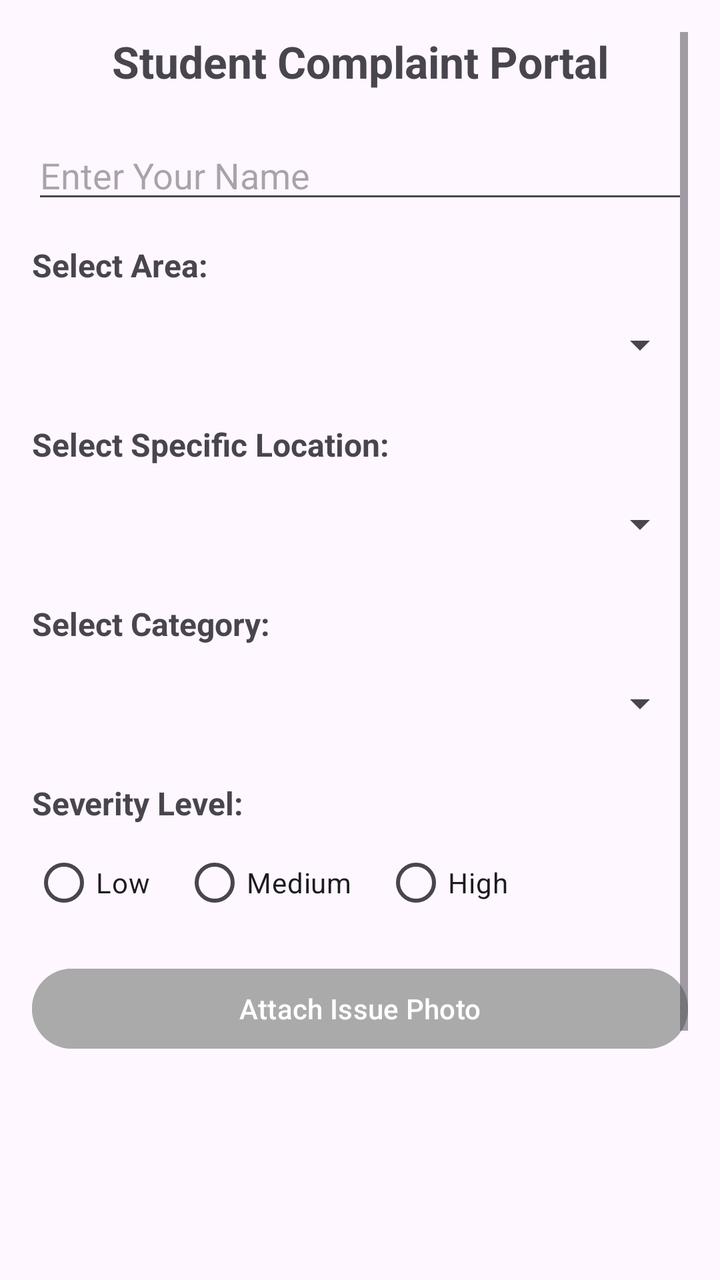
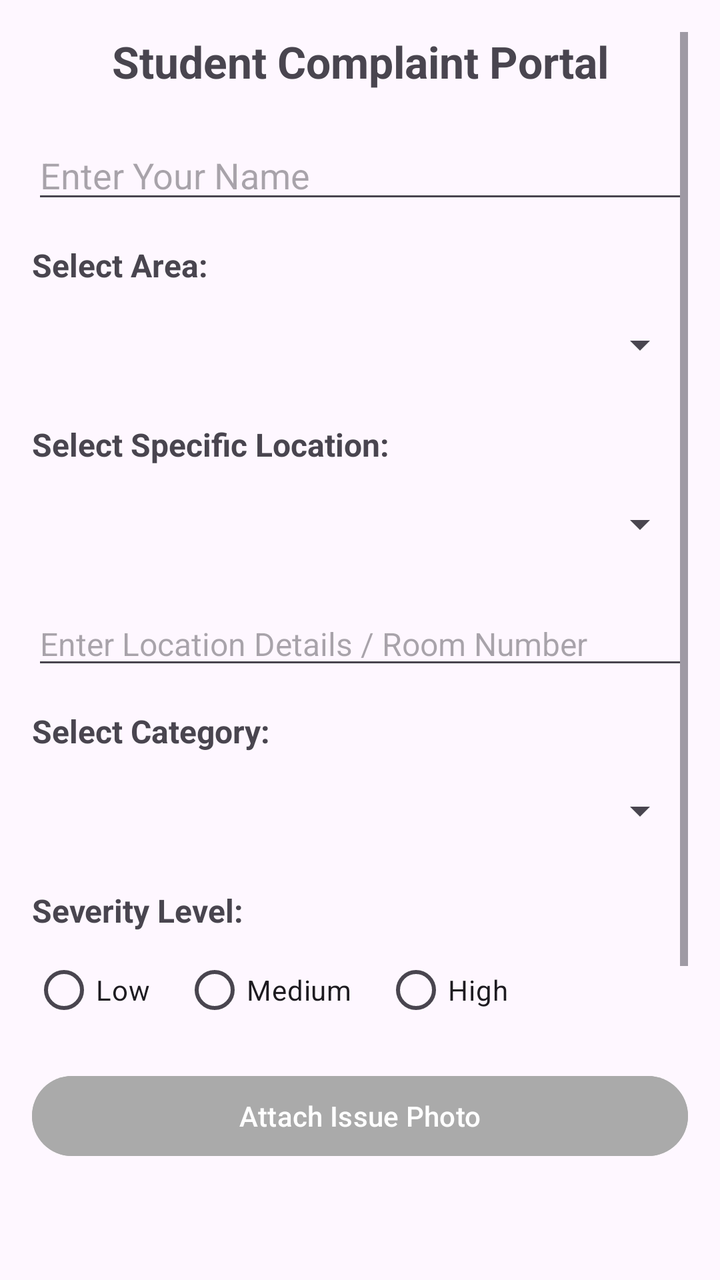

The first picture is an Android layout as it rendered before a commit; the second is the same layout after the commit. The layout source and the unified diff follow.
<!-- AndroidManifest.xml: application theme Theme.CampusCare -->
<!-- res/layout/activity_student_form.xml -->
<?xml version="1.0" encoding="utf-8"?>
<ScrollView xmlns:android="http://schemas.android.com/apk/res/android"
    android:layout_width="match_parent"
    android:layout_height="match_parent"
    android:padding="16dp">

    <LinearLayout
        android:layout_width="match_parent"
        android:layout_height="wrap_content"
        android:orientation="vertical">

        <TextView
            android:layout_width="match_parent"
            android:layout_height="wrap_content"
            android:text="Student Complaint Portal"
            android:gravity="center"
            android:textSize="22sp"
            android:textStyle="bold"
            android:layout_marginBottom="20dp"/>

        <EditText
            android:id="@+id/edtStudentName"
            android:layout_width="match_parent"
            android:layout_height="wrap_content"
            android:hint="Enter Your Name"
            android:textSize="18sp"
            android:layout_marginBottom="15dp"/>

        <TextView
            android:layout_width="match_parent"
            android:layout_height="wrap_content"
            android:text="Select Area:"
            android:textSize="16sp"
            android:textStyle="bold"
            android:layout_marginBottom="5dp"/>

        <Spinner
            android:id="@+id/spinnerLocationType"
            android:layout_width="match_parent"
            android:layout_height="48dp"
            android:layout_marginBottom="15dp"/>

        <TextView
            android:layout_width="match_parent"
            android:layout_height="wrap_content"
            android:text="Select Specific Location:"
            android:textSize="16sp"
            android:textStyle="bold"
            android:layout_marginBottom="5dp"/>

        <Spinner
            android:id="@+id/spinnerSubLocation"
            android:layout_width="match_parent"
            android:layout_height="48dp"
            android:layout_marginBottom="15dp"/>

        <TextView
            android:layout_width="match_parent"
            android:layout_height="wrap_content"
            android:text="Select Category:"
            android:textSize="16sp"
            android:textStyle="bold"
            android:layout_marginBottom="5dp"/>

        <Spinner
            android:id="@+id/spinnerCategory"
            android:layout_width="match_parent"
            android:layout_height="48dp"
            android:layout_marginBottom="15dp"/>

        <TextView
            android:layout_width="match_parent"
            android:layout_height="wrap_content"
            android:text="Severity Level:"
            android:textSize="16sp"
            android:textStyle="bold"
            android:layout_marginBottom="5dp"/>

        <RadioGroup
            android:id="@+id/radioGroupSeverity"
            android:layout_width="match_parent"
            android:layout_height="wrap_content"
            android:orientation="horizontal"
            android:layout_marginBottom="15dp">

            <RadioButton android:id="@+id/rbLow" android:layout_width="wrap_content" android:layout_height="wrap_content" android:text="Low" android:layout_marginEnd="16dp"/>
            <RadioButton android:id="@+id/rbMedium" android:layout_width="wrap_content" android:layout_height="wrap_content" android:text="Medium" android:layout_marginEnd="16dp"/>
            <RadioButton android:id="@+id/rbHigh" android:layout_width="wrap_content" android:layout_height="wrap_content" android:text="High"/>
        </RadioGroup>

        <Button
            android:id="@+id/btnSelectImage"
            android:layout_width="match_parent"
            android:layout_height="wrap_content"
            android:text="Attach Issue Photo"
            android:layout_marginBottom="10dp"
            android:backgroundTint="@android:color/darker_gray"/>

        <ImageView
            android:id="@+id/imgComplaintPreview"
            android:layout_width="120dp"
            android:layout_height="120dp"
            android:layout_gravity="center"
            android:scaleType="centerCrop"
            android:layout_marginBottom="15dp"/>

        <Button
            android:id="@+id/btnSubmitComplaint"
            android:layout_width="match_parent"
            android:layout_height="wrap_content"
            android:text="Submit Complaint"
            android:layout_marginBottom="10dp"
            android:backgroundTint="@android:color/holo_green_dark"/>

        <Button
            android:id="@+id/btnViewDashboard"
            android:layout_width="match_parent"
            android:layout_height="wrap_content"
            android:text="View Dashboard"
            android:backgroundTint="@android:color/holo_blue_dark"/>

    </LinearLayout>
</ScrollView>
<!-- resources referenced by this layout -->
<resources>
  <style name="Theme.CampusCare" parent="Base.Theme.CampusCare" />
  <style name="Base.Theme.CampusCare" parent="Theme.Material3.DayNight.NoActionBar">
          
          
      </style>
</resources>

<!-- the commit's change to res/layout/activity_student_form.xml (unified diff, before → after) -->
@@ -52,6 +52,15 @@
             android:id="@+id/spinnerSubLocation"
             android:layout_width="match_parent"
             android:layout_height="48dp"
+            android:layout_marginBottom="15dp"/>
+
+        
+        <EditText
+            android:id="@+id/edtDynamicLocation"
+            android:layout_width="match_parent"
+            android:layout_height="wrap_content"
+            android:hint="Enter Location Details / Room Number"
+            android:textSize="16sp"
             android:layout_marginBottom="15dp"/>
 
         <TextView
